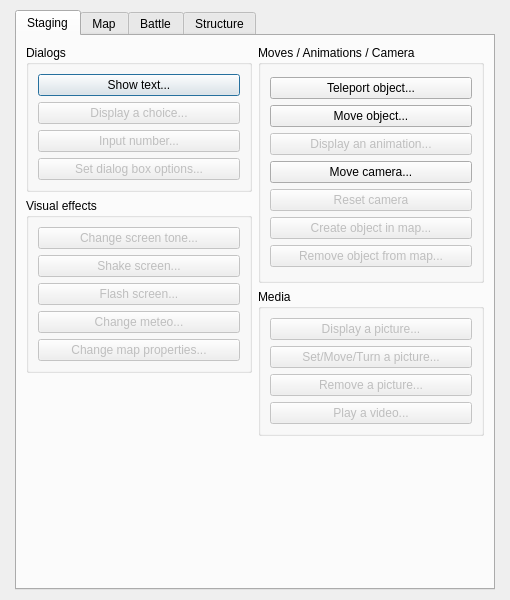
The window that Editor/Dialogs/dialogcommands.ui (RPG-Paper-Maker/RPG-Paper-Maker) describes before a commit, drawn with Qt 5.
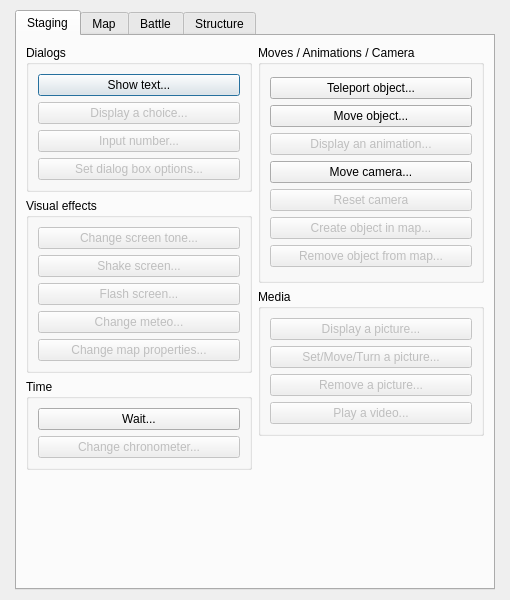
The same window after the commit.

Commit message: Move time commands to staging tab

What changed in the file:
```diff
--- a/Editor/Dialogs/dialogcommands.ui
+++ b/Editor/Dialogs/dialogcommands.ui
@@ -285,19 +285,39 @@
           </widget>
          </item>
          <item row="3" column="0" rowspan="2">
-          <spacer name="verticalSpacer">
-           <property name="orientation">
-            <enum>Qt::Vertical</enum>
+          <widget class="QGroupBox" name="groupBox_5">
+           <property name="title">
+            <string>Time</string>
            </property>
-           <property name="sizeHint" stdset="0">
-            <size>
-             <width>198</width>
-             <height>158</height>
-            </size>
-           </property>
-          </spacer>
+           <layout class="QGridLayout" name="gridLayout_8">
+            <item row="0" column="0">
+             <layout class="QVBoxLayout" name="verticalLayout_5">
+              <item>
+               <widget class="QPushButton" name="pushButtonWait">
+                <property name="enabled">
+                 <bool>true</bool>
+                </property>
+                <property name="text">
+                 <string>Wait...</string>
+                </property>
+               </widget>
+              </item>
+              <item>
+               <widget class="QPushButton" name="pushButtonChangeChronometer">
+                <property name="enabled">
+                 <bool>false</bool>
+                </property>
+                <property name="text">
+                 <string>Change chronometer...</string>
+                </property>
+               </widget>
+              </item>
+             </layout>
+            </item>
+           </layout>
+          </widget>
          </item>
-         <item row="4" column="1">
+         <item row="4" column="1" rowspan="2">
           <spacer name="verticalSpacer_3">
            <property name="orientation">
             <enum>Qt::Vertical</enum>
@@ -310,6 +330,19 @@
            </property>
           </spacer>
          </item>
+         <item row="5" column="0">
+          <spacer name="verticalSpacer">
+           <property name="orientation">
+            <enum>Qt::Vertical</enum>
+           </property>
+           <property name="sizeHint" stdset="0">
+            <size>
+             <width>198</width>
+             <height>17</height>
+            </size>
+           </property>
+          </spacer>
+         </item>
         </layout>
        </item>
       </layout>
@@ -928,39 +961,6 @@
           </widget>
          </item>
          <item row="0" column="1">
-          <widget class="QGroupBox" name="groupBox_4">
-           <property name="title">
-            <string>Time</string>
-           </property>
-           <layout class="QGridLayout" name="gridLayout_4">
-            <item row="0" column="0">
-             <layout class="QVBoxLayout" name="verticalLayout_4">
-              <item>
-               <widget class="QPushButton" name="pushButtonWait">
-                <property name="enabled">
-                 <bool>true</bool>
-                </property>
-                <property name="text">
-                 <string>Wait...</string>
-                </property>
-               </widget>
-              </item>
-              <item>
-               <widget class="QPushButton" name="pushButtonChangeChronometer_3">
-                <property name="enabled">
-                 <bool>false</bool>
-                </property>
-                <property name="text">
-                 <string>Change chronometer...</string>
-                </property>
-               </widget>
-              </item>
-             </layout>
-            </item>
-           </layout>
-          </widget>
-         </item>
-         <item row="1" column="1">
           <widget class="QGroupBox" name="groupBox_18">
            <property name="title">
             <string>Variables</string>
```
Left out of the diff: 16 changed lines with no effect on the pictures.
